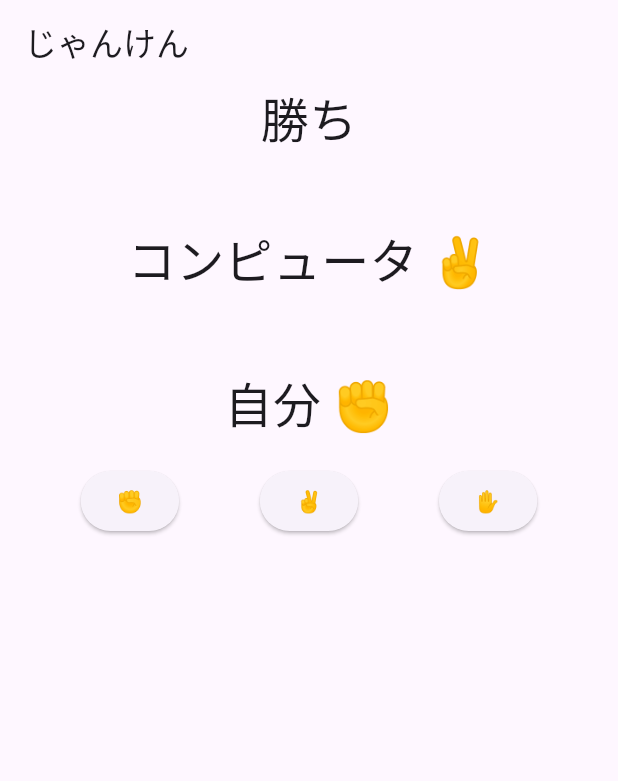
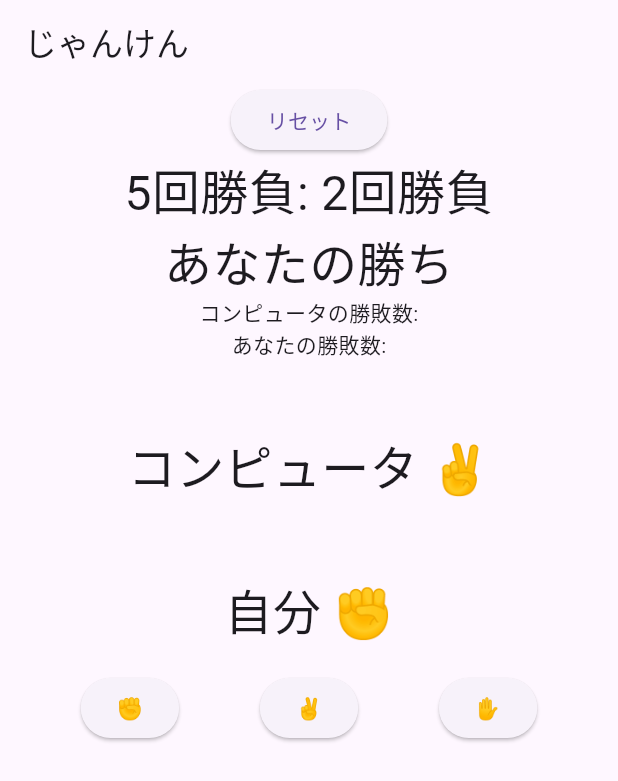
Before and after one commit to yuriko-pixel/jankenapp, a Flutter app: the screen it shows after launch, after a tap on an icon or button, on a phone screen of 412 x 824 dp. Shown: the top 781 px of the screen. Run offline on Flutter 3.47's test engine with Material 3 defaults, Android fonts, the phone set to English and light mode, and no system bars.

Commit message:
5回戦にして、リセットボタンを追加

```diff
--- a/lib/main.dart
+++ b/lib/main.dart
@@ -33,6 +33,9 @@ class _JankenPageState extends State<JankenPage> {
   String myHand = "✊";
   String computerHand = "✊";
   String result = "引き分け";
+  int numberOfFight = 1;
+  int yourFightResult = 0;
+  int computerFightResult = 0;
 
   void selectHand(String selectedHand) {
     myHand = selectedHand;
@@ -61,6 +64,10 @@ class _JankenPageState extends State<JankenPage> {
   }
 
   void judge() {
+    if (numberOfFight == 5) {
+      judgeFinal();
+    } else {
+      numberOfFight++;
       if (myHand == computerHand) {
         result = "引き分け";
         setState(() {});
@@ -68,10 +75,26 @@ class _JankenPageState extends State<JankenPage> {
         myHand == "✊" && computerHand == "✌" ||
         myHand == "✋" && computerHand == "✊"
       ) {
-      result = "勝ち";
+        result = "あなたの勝ち";
+        yourFightResult++;
         setState(() {});
       } else {
-      result = "負け";
+        result = "あなたの負け";
+        computerFightResult++;
+        setState(() {});
+      }
+    }
+  }
+
+  void judgeFinal() {
+      if (computerFightResult < yourFightResult) {
+        result = "あなたの勝ち！";
+        setState(() {});
+      } else if (yourFightResult < computerFightResult) {
+        result = "あなたの負け！";
+        setState(() {});
+      } else {
+        result = "引き分け！";
         setState(() {});
       }
   }
@@ -82,7 +105,17 @@ class _JankenPageState extends State<JankenPage> {
       appBar: AppBar(title: Text('じゃんけん')),
       body: Center(
         child: Column(children: [
+          ElevatedButton(child: Text('リセット'), onPressed: () {
+            result = "引き分け";
+            numberOfFight = 1;
+            yourFightResult = 0;
+            computerFightResult = 0;
+            setState((){});
+          },),
+          Text("5回勝負: "+numberOfFight.toString()+"回勝負",style: TextStyle(fontSize: 32)),
           Text(result, style: TextStyle(fontSize: 32)),
+          Text('コンピュータの勝敗数:'),
+          Text('あなたの勝敗数:'),
           SizedBox(height: 48),
           Text("コンピュータ "+computerHand, style: TextStyle(fontSize: 32)),
           SizedBox(height: 48),
```
Lines whose indentation alone changed are shown as unchanged.
